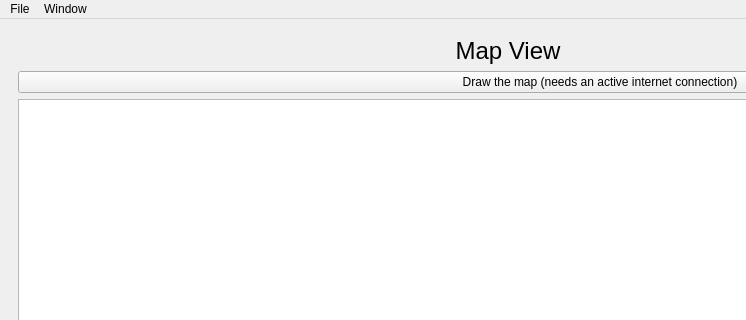
Benibla124/Automotion-Desktop-App, file GUI/win_main.ui: the form before one commit; both pictures show x 0 to 746 and y 0 to 320 of the 1200 by 800 pixel window.
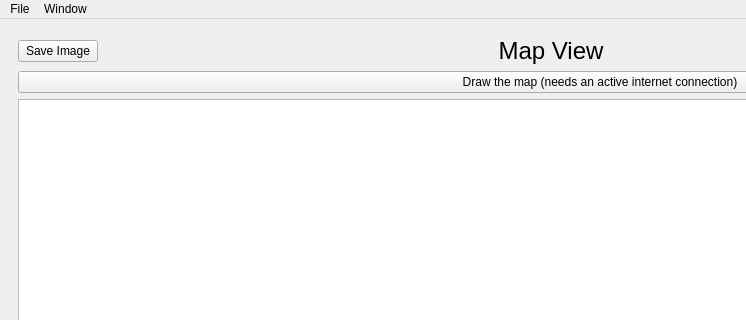
The form after the commit. The open tabs and pages were chosen to show the change. Custom widgets are drawn as their Qt base class.

Commit message: added save button to map view

```diff
--- a/GUI/win_main.ui
+++ b/GUI/win_main.ui
@@ -188,6 +188,13 @@
        <layout class="QVBoxLayout" name="verticalLayout">
         <item>
          <layout class="QHBoxLayout" name="horizontalLayout_3">
+          <item>
+           <widget class="QPushButton" name="saveImage">
+            <property name="text">
+             <string>Save Image</string>
+            </property>
+           </widget>
+          </item>
           <item>
            <spacer name="horizontalSpacer_3">
             <property name="orientation">
```
The commit also changes 2 other files.
